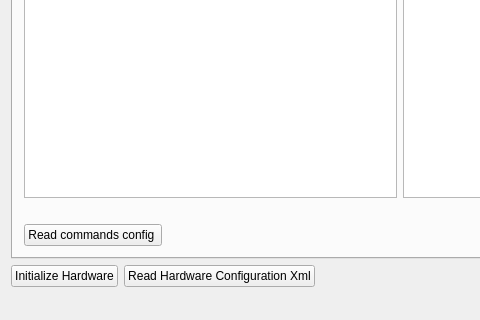
This is gui/mainwindow.ui in thomaseichhorn/burnin as Qt 5 draws it before an edit; both pictures show x 0 to 480 and y 450 to 770 of the 786 by 770 pixel window. The edited form follows.
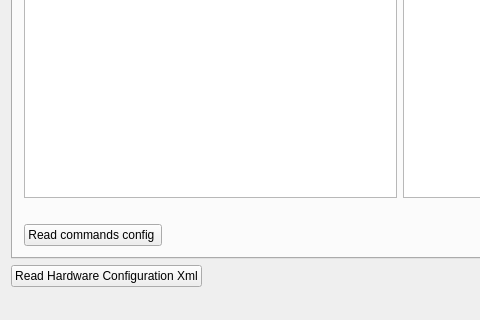
This is the edited form.

Commit message: More verbose serial output Init button removed

Patch:
```diff
--- a/gui/mainwindow.ui
+++ b/gui/mainwindow.ui
@@ -267,13 +267,6 @@
     </item>
     <item row="1" column="0">
      <layout class="QHBoxLayout" name="horizontalLayout">
-      <item>
-       <widget class="QPushButton" name="init_button">
-        <property name="text">
-         <string>Initialize Hardware</string>
-        </property>
-       </widget>
-      </item>
       <item>
        <widget class="QPushButton" name="read_conf_button">
         <property name="text">
```
The commit also changes 3 other files.
